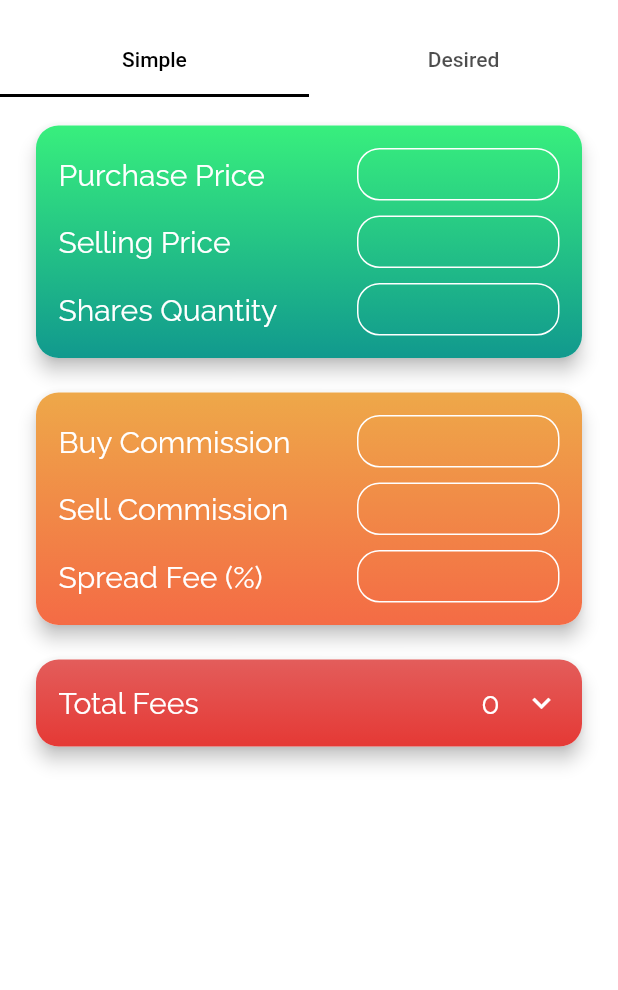
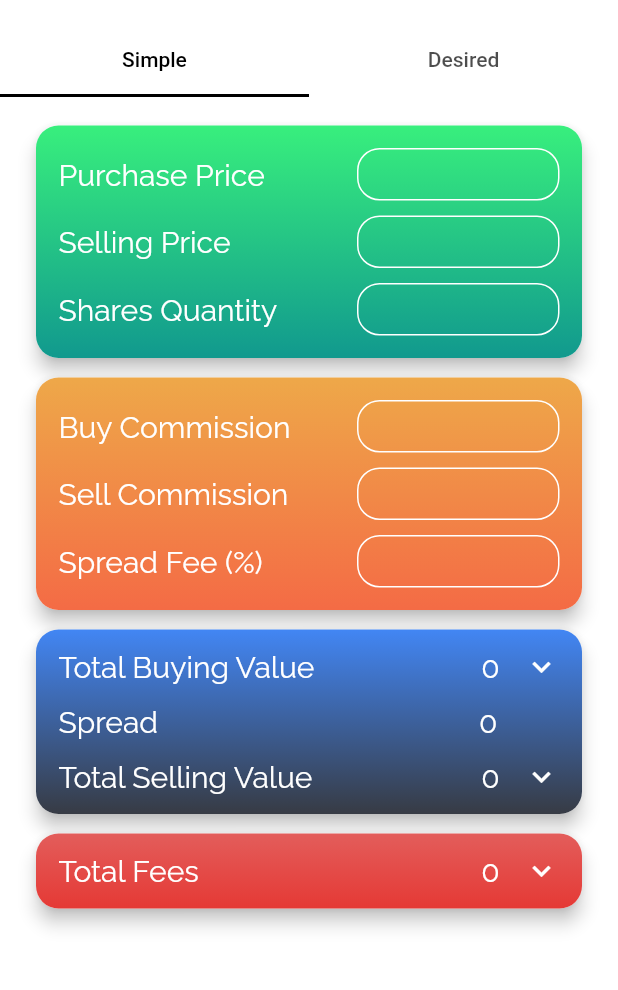
Before and after one commit to seanyasno/finance_app, a Flutter app: the screen it shows after launch, on a phone screen of 412 x 824 dp, the part 59-1049 px from its top. Run offline on Flutter 3.47's test engine with Material 2 defaults, Android fonts, the phone set to English and light mode, and no system bars; our stand-ins replace google_fonts.

Commit message:
Added info sum section.

```diff
--- a/lib/components/expanded_profit_info/expanded_profit_info.dart
+++ b/lib/components/expanded_profit_info/expanded_profit_info.dart
@@ -1,3 +1,4 @@
+import 'package:flutter/cupertino.dart';
 import 'package:flutter/material.dart';
 
 class ExpandedProfitInfo extends StatefulWidget {
@@ -33,6 +34,8 @@ class _ExpandedProfitInfoState extends State<ExpandedProfitInfo>
   @override
   Widget build(BuildContext context) {
     return Container(
+      child: ListTileTheme(
+        dense: true,
         child: ExpansionTile(
           title: Row(
             mainAxisAlignment: MainAxisAlignment.spaceBetween,
@@ -61,7 +64,7 @@ class _ExpandedProfitInfoState extends State<ExpandedProfitInfo>
             ),
           ),
           tilePadding: EdgeInsets.all(0),
-        childrenPadding: EdgeInsets.only(bottom: 15),
+          childrenPadding: EdgeInsets.only(bottom: 10),
           expandedAlignment: Alignment.center,
           onExpansionChanged: (expanded) {
             if (expanded) {
@@ -74,6 +77,7 @@ class _ExpandedProfitInfoState extends State<ExpandedProfitInfo>
           },
           children: widget.children ?? [],
         ),
+      ),
     );
   }
 }
--- a/lib/components/profit_forms/simple_profit_form/simple_profit_form.dart
+++ b/lib/components/profit_forms/simple_profit_form/simple_profit_form.dart
@@ -1,4 +1,5 @@
 import 'package:finance_app/components/profit_sections/info_sections/info_fees_section.dart';
+import 'package:finance_app/components/profit_sections/info_sections/info_sum_section.dart';
 import 'package:finance_app/components/profit_sections/simple_sections/simple_share_section.dart';
 import 'package:finance_app/components/profit_sections/total_info_section.dart';
 import 'package:finance_app/components/profit_sections/fees_section.dart';
@@ -26,12 +27,22 @@ class _SimpleProfitFormState extends State<SimpleProfitForm> {
         children: [
           SimpleShareSection(_purchasePriceChanged, _sellingPriceChanged, _sharesQuantityChanged),
           SizedBox(
-            height: 15,
+            height: 5,
           ),
           FeesSection(_buyCommissionChanged, _sellCommissionChanged,
               _spreadFeesChanged),
           SizedBox(
-            height: 15,
+            height: 5,
+          ),
+          InfoSumSection(
+            purchasePrice: _purchasePrice,
+            sellingPrice: _sellingPrice,
+            sharesQuantity: _sharesQuantity,
+            buyCommission: CommissionFee(_buyCommission, false),
+            sellCommission: CommissionFee(_sellCommission, false),
+          ),
+          SizedBox(
+            height: 5,
           ),
           InfoFeesSection(
             buyCommission: CommissionFee(_buyCommission, false),
@@ -44,7 +55,7 @@ class _SimpleProfitFormState extends State<SimpleProfitForm> {
 //          TotalInfoSection(
 //            purchasePrice: _purchasePrice,
 //            sellingPrice: _sellingPrice,
-//            sharesQuantity: _sharesQuantity,
+//            sharesQuantity: double.parse(_sharesQuantity.toString()),
 //            spread: (_sellingPrice * _sharesQuantity) -
 //                (_purchasePrice * _sharesQuantity),
 //            buyCommission: _buyCommission,
--- a/lib/components/profit_sections/info_sections/info_fees_section.dart
+++ b/lib/components/profit_sections/info_sections/info_fees_section.dart
@@ -53,17 +53,18 @@ class InfoFeesSection extends StatelessWidget {
                   NumberFormat().format(buyCommission.calculate(
                       data: purchasePrice * sharesQuantity)),
                 ),
-                SizedBox(height: 15),
+                SizedBox(height: 10),
                 ProfitInfo(
                   'Sell Commission',
                   NumberFormat().format(sellCommission.calculate(
                       data: sellingPrice * sharesQuantity)),
                 ),
-                SizedBox(height: 15),
+                SizedBox(height: 10),
                 ProfitInfo(
                   'Spread Fee',
                   NumberFormat().format(_calculateSpreadFee()),
                 ),
+                SizedBox(height: 5),
               ],
             ),
           ],
--- /dev/null
+++ b/lib/components/profit_sections/info_sections/info_sum_section.dart
@@ -0,0 +1,91 @@
+import 'package:finance_app/components/expanded_profit_info/expanded_profit_info.dart';
+import 'package:finance_app/components/profit_info/profit_info.dart';
+import 'package:finance_app/models/commission_fee.dart';
+import 'package:flutter/material.dart';
+import 'package:intl/intl.dart';
+
+class InfoSumSection extends StatelessWidget {
+  final double purchasePrice;
+  final double sellingPrice;
+  final int sharesQuantity;
+
+  final CommissionFee buyCommission;
+  final CommissionFee sellCommission;
+
+  InfoSumSection(
+      {this.purchasePrice,
+      this.sellingPrice,
+      this.sharesQuantity,
+      this.buyCommission,
+      this.sellCommission});
+
+  @override
+  Widget build(BuildContext context) {
+    return Card(
+      elevation: 5,
+      shape: RoundedRectangleBorder(
+        borderRadius: BorderRadius.circular(15),
+      ),
+      child: Container(
+        width: double.infinity,
+        padding: EdgeInsets.only(left: 15, right: 15),
+        decoration: BoxDecoration(
+          gradient: LinearGradient(
+            begin: FractionalOffset.topCenter,
+            end: FractionalOffset.bottomCenter,
+            colors: [
+              Color(0xFF4286f4),
+              Color(0xFF373B44),
+            ],
+          ),
+          borderRadius: BorderRadius.circular(15),
+        ),
+        child: Column(
+          children: [
+            ExpandedProfitInfo(
+              title: 'Total Buying Value',
+              titleValue: NumberFormat().format(_calculateTotalBuyingValue()),
+              children: [
+                ProfitInfo('Shares Value',
+                    NumberFormat().format(purchasePrice * sharesQuantity)),
+                SizedBox(height: 10),
+                ProfitInfo(
+                    'Buy Commission',
+                    NumberFormat().format(buyCommission.calculate(
+                        data: purchasePrice * sharesQuantity))),
+              ],
+            ),
+            ProfitInfo('Spread', NumberFormat().format(_calculateSpread())),
+            ExpandedProfitInfo(
+              title: 'Total Selling Value',
+              titleValue: NumberFormat().format(_calculateTotalSellingValue()),
+              children: [
+                ProfitInfo('Shares Value',
+                    NumberFormat().format(sellingPrice * sharesQuantity)),
+                SizedBox(height: 10),
+                ProfitInfo(
+                    'Sell Commission',
+                    NumberFormat().format(sellCommission.calculate(
+                        data: sellingPrice * sharesQuantity))),
+              ],
+            ),
+          ],
+        ),
+      ),
+    );
+  }
+
+  double _calculateTotalBuyingValue() {
+    return purchasePrice * sharesQuantity +
+        buyCommission.calculate(data: purchasePrice * sharesQuantity);
+  }
+
+  double _calculateTotalSellingValue() {
+    return sellingPrice * sharesQuantity +
+        sellCommission.calculate(data: sellingPrice * sharesQuantity);
+  }
+
+  double _calculateSpread() {
+    return (sellingPrice * sharesQuantity) - (purchasePrice * sharesQuantity);
+  }
+}
```
Lines whose indentation alone changed are shown as unchanged.
